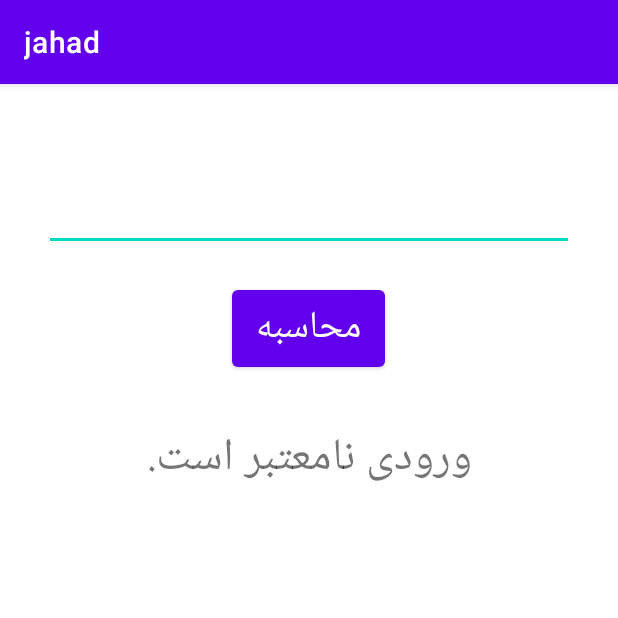
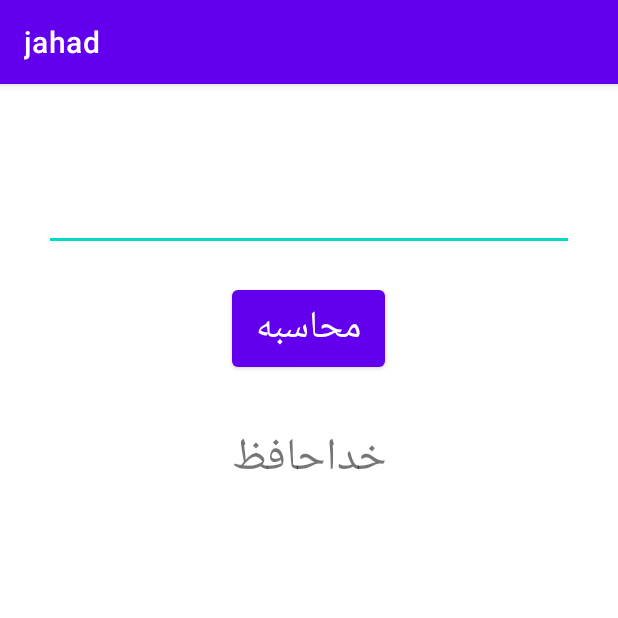
Before and after one commit to alisenemmar/contacts, an Android app: the screen it shows after launch (MainActivity), after a tap on "محاسبه", on a phone screen of 412 x 824 dp, the top half of it. Run offline under Robolectric (Android 15) with nearby library versions, the phone set to English and light mode, and no system bars; 1 statement that could not run was skipped.

Commit message:
9 - if (3)

```diff
--- a/app/src/main/java/com/jahad/contacts/MainActivity.java
+++ b/app/src/main/java/com/jahad/contacts/MainActivity.java
@@ -34,12 +34,11 @@ public class MainActivity extends AppCompatActivity {
         bt1.setOnClickListener(new View.OnClickListener() {
             @Override
             public void onClick(View v) {
-                String traffic_light = et1.getText().toString();
+                String s = et1.getText().toString();
+                float a = Float.parseFloat(s);
 
-                if (traffic_light.equals("sabz")) tv1.setText("حرکت");
-                else if (traffic_light.equals("zard")) tv1.setText("احتیاط");
-                else if (traffic_light.equals("ghermez")) tv1.setText("ایست");
-                else tv1.setText("ورودی نامعتبر است.");
+                if (a>0 && a>10) tv1.setText("سلام");
+                else tv1.setText("خداحافظ");
             }
         });
 
```
